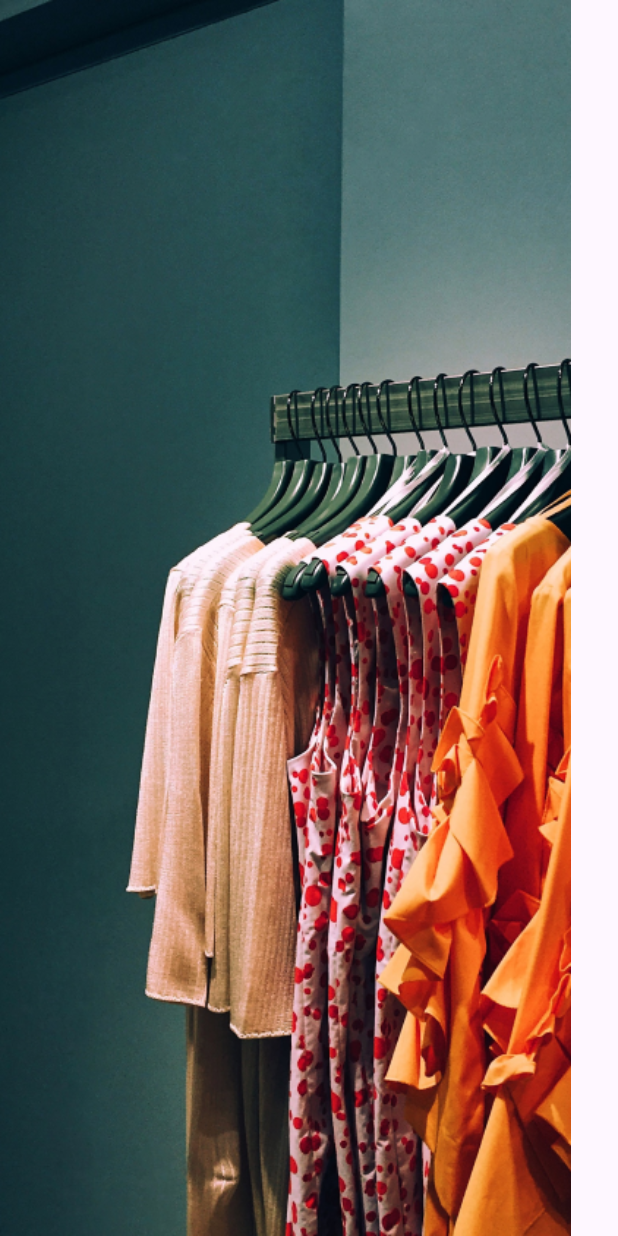
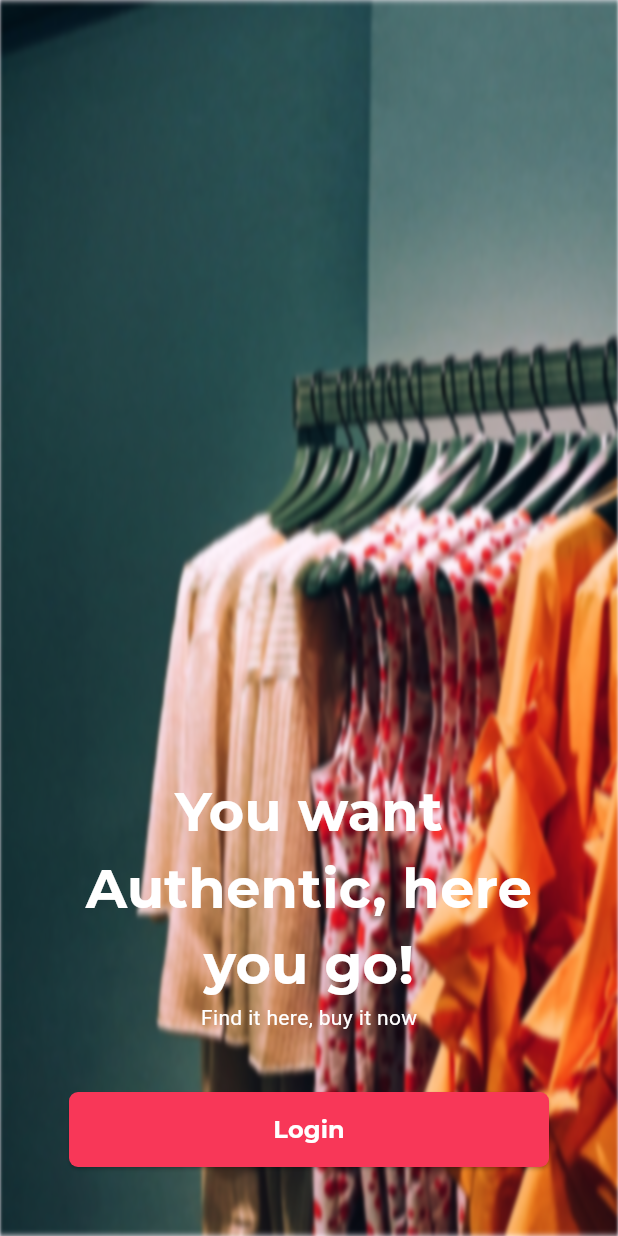
Before and after one commit to boypaida12/ecommerceapp, a Flutter app: the GettingStartedScreen screen opened directly, on a phone screen of 412 x 824 dp. Run offline on Flutter 3.47's test engine with Material 3 defaults, Android fonts, the phone set to English and light mode, and no system bars; our stand-ins replace dots_indicator, font_awesome_flutter, introduction_screen.

Commit message:
set up getting started screen

```diff
--- a/lib/onboarding_screens/getStarted/getting_started.dart
+++ b/lib/onboarding_screens/getStarted/getting_started.dart
@@ -1,3 +1,5 @@
+import 'dart:ui';
+
 import 'package:flutter/material.dart';
 
 class GettingStartedScreen extends StatefulWidget {
@@ -11,8 +13,62 @@ class _GettingStartedScreenState extends State<GettingStartedScreen> {
   @override
   Widget build(BuildContext context) {
     return Scaffold(
-      body: Container(
-        child: Image.asset('assets/images/clothes.png', fit: BoxFit.cover),
+      body: Stack(
+        fit: StackFit.expand,
+        children: [
+          ImageFiltered(
+              imageFilter: ImageFilter.blur(sigmaX: 1, sigmaY: 2),
+              child:
+                  Image.asset('assets/images/clothes.png', fit: BoxFit.cover)),
+          Positioned(
+            bottom: 0,
+            left: 0,
+            right: 0,
+            child: Center(
+              child: Padding(
+                padding: const EdgeInsets.all(46.0),
+                child: Column(
+                  mainAxisAlignment: MainAxisAlignment.center,
+                  children: [
+                    Text(
+                      'You want Authentic, here you go!',
+                      textAlign: TextAlign.center,
+                      style: TextStyle(
+                          fontSize: 36,
+                          fontWeight: FontWeight.bold,
+                          fontFamily: 'Montserrat',
+                          color: Colors.white),
+                    ),
+                    Text(
+                      'Find it here, buy it now',
+                      style: TextStyle(color: Colors.white),
+                    ),
+                    SizedBox(height: 40),
+                    ElevatedButton(
+                      onPressed: () {},
+                      child: const Text(
+                        'Login',
+                        style: TextStyle(
+                            fontFamily: 'Montserrat',
+                            color: Colors.white,
+                            fontSize: 16,
+                            fontWeight: FontWeight.bold),
+                      ),
+                      style: ElevatedButton.styleFrom(
+                        backgroundColor: const Color(0xFFF83758),
+                        foregroundColor: Colors.white,
+                        minimumSize: const Size(double.infinity, 50),
+                        shape: RoundedRectangleBorder(
+                          borderRadius: BorderRadius.circular(6),
+                        ),
+                      ),
+                    ),
+                  ],
+                ),
+              ),
+            ),
+          )
+        ],
       ),
     );
   }
--- a/lib/style_app.dart
+++ b/lib/style_app.dart
@@ -1,3 +1,4 @@
+import 'package:ecommerceapp/onboarding_screens/getStarted/getting_started.dart';
 import 'package:ecommerceapp/onboarding_screens/onboarding_authentication/login.dart';
 
 
@@ -10,7 +11,7 @@ class StyleApp extends StatelessWidget {
   Widget build(BuildContext context) {
     return const MaterialApp(
 
-      home:  LogInScreen(),
+      home:  GettingStartedScreen(),
     );
   }
 }
```
